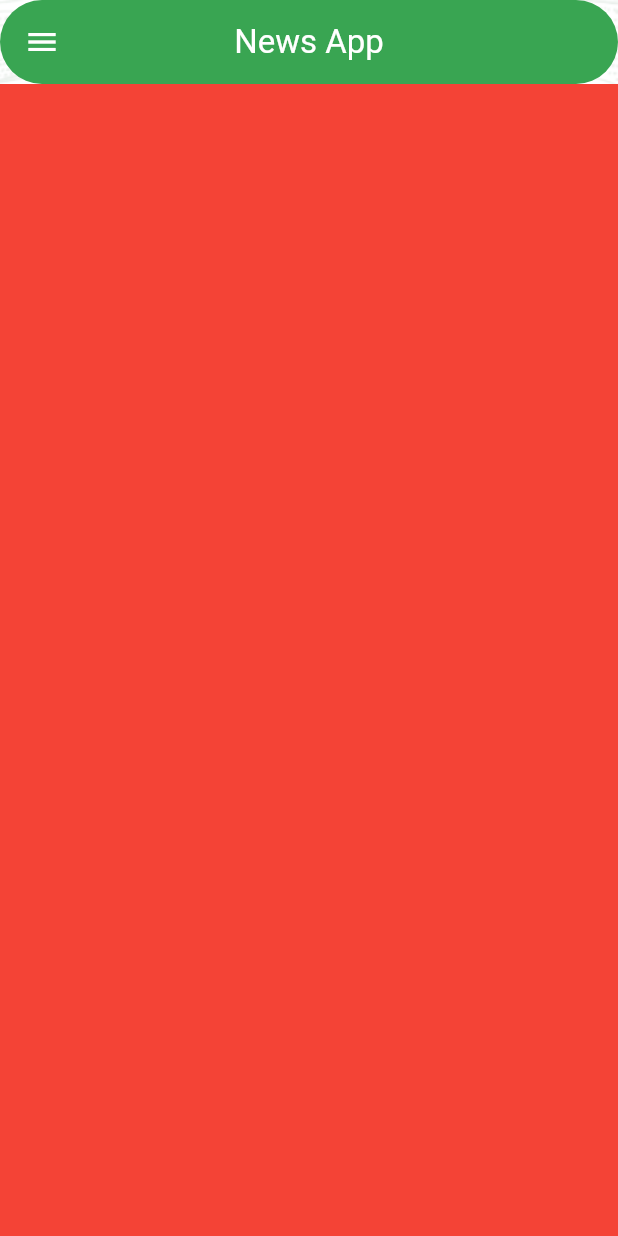
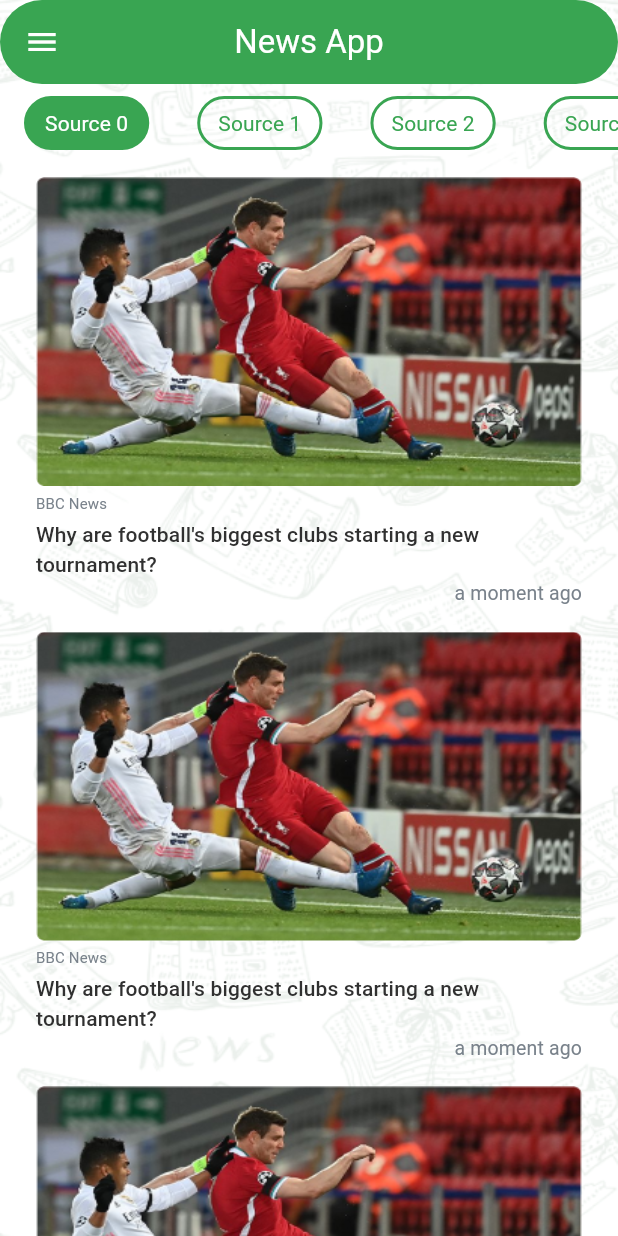
Before and after one commit to omar-route-c11/news-mon-thur, a Flutter app: the screen it shows after launch, after a tap on "Sports", on a phone screen of 412 x 824 dp. Run offline on Flutter 3.47's test engine with Material 3 defaults, Android fonts, the phone set to English and light mode, and no system bars; our stand-ins replace timeago.

Commit message:
Implement category details UI

```diff
--- a/lib/app_theme.dart
+++ b/lib/app_theme.dart
@@ -3,6 +3,7 @@ import 'package:flutter/material.dart';
 class AppTheme {
   static const Color primary = Color(0xFF39A552);
   static const Color navy = Color(0xFF4F5A69);
+  static const Color grey = Color(0xFF79828B);
   static const Color black = Color(0xFF303030);
   static const Color white = Color(0xFFFFFFFF);
 
@@ -31,6 +32,11 @@ class AppTheme {
         fontWeight: FontWeight.bold,
         color: white,
       ),
+      titleSmall: TextStyle(
+        fontSize: 14,
+        fontWeight: FontWeight.w400,
+        color: black,
+      ),
     ),
   );
 }
--- a/lib/category/category_details.dart
+++ b/lib/category/category_details.dart
@@ -1,6 +1,8 @@
 import 'package:flutter/material.dart';
+import 'package:news/news/news_item.dart';
+import 'package:news/tabs/tab_item.dart';
 
-class CategoryDetails extends StatelessWidget {
+class CategoryDetails extends StatefulWidget {
   const CategoryDetails(
     this.categoryId, {
     super.key,
@@ -9,9 +11,42 @@ class CategoryDetails extends StatelessWidget {
   final String categoryId;
 
   @override
+  State<CategoryDetails> createState() => _CategoryDetailsState();
+}
+
+class _CategoryDetailsState extends State<CategoryDetails> {
+  int selectedTabIndex = 0;
+  final sources = List.generate(10, (index) => 'Source $index');
+
+  @override
   Widget build(BuildContext context) {
-    return Container(
-      color: Colors.red,
+    return Column(
+      children: [
+        DefaultTabController(
+          length: sources.length,
+          child: TabBar(
+            isScrollable: true,
+            indicatorColor: Colors.transparent,
+            dividerColor: Colors.transparent,
+            tabAlignment: TabAlignment.start,
+            onTap: (index) => setState(() => selectedTabIndex = index),
+            tabs: sources
+                .map(
+                  (source) => TabItem(
+                    source: source,
+                    isSelected: sources.indexOf(source) == selectedTabIndex,
+                  ),
+                )
+                .toList(),
+          ),
+        ),
+        Expanded(
+          child: ListView.builder(
+            itemBuilder: (_, index) => const NewsItem(),
+            itemCount: 10,
+          ),
+        ),
+      ],
     );
   }
 }
--- /dev/null
+++ b/lib/news/news_item.dart
@@ -0,0 +1,53 @@
+import 'package:flutter/material.dart';
+import 'package:news/app_theme.dart';
+import 'package:timeago/timeago.dart' as timeago;
+
+class NewsItem extends StatelessWidget {
+  const NewsItem({super.key});
+
+  @override
+  Widget build(BuildContext context) {
+    final titleSmallStyle = Theme.of(context).textTheme.titleSmall;
+
+    return Padding(
+      padding: const EdgeInsets.symmetric(vertical: 8, horizontal: 24),
+      child: Column(
+        crossAxisAlignment: CrossAxisAlignment.start,
+        children: [
+          ClipRRect(
+            borderRadius: const BorderRadius.all(Radius.circular(5)),
+            child: Image.asset(
+              'assets/images/news.png',
+              height: MediaQuery.of(context).size.height * 0.25,
+              width: double.infinity,
+              fit: BoxFit.fill,
+            ),
+          ),
+          const SizedBox(height: 4),
+          Text(
+            'BBC News',
+            style: titleSmallStyle?.copyWith(
+              fontSize: 10,
+              color: AppTheme.grey,
+            ),
+          ),
+          const SizedBox(height: 4),
+          Text(
+            "Why are football's biggest clubs starting a new tournament?",
+            style: titleSmallStyle?.copyWith(fontWeight: FontWeight.w500),
+          ),
+          Align(
+            alignment: AlignmentDirectional.topEnd,
+            child: Text(
+              timeago.format(DateTime.now()),
+              style: titleSmallStyle?.copyWith(
+                fontSize: 13,
+                color: AppTheme.grey,
+              ),
+            ),
+          ),
+        ],
+      ),
+    );
+  }
+}
--- /dev/null
+++ b/lib/tabs/tab_item.dart
@@ -0,0 +1,36 @@
+import 'package:flutter/material.dart';
+import 'package:news/app_theme.dart';
+
+class TabItem extends StatelessWidget {
+  const TabItem({
+    super.key,
+    required this.source,
+    required this.isSelected,
+  });
+
+  final String source;
+  final bool isSelected;
+
+  @override
+  Widget build(BuildContext context) {
+    return Container(
+      margin: const EdgeInsets.symmetric(vertical: 8),
+      padding: const EdgeInsets.symmetric(vertical: 6, horizontal: 12),
+      decoration: BoxDecoration(
+        color: isSelected ? AppTheme.primary : Colors.transparent,
+        borderRadius: const BorderRadius.all(Radius.circular(25)),
+        border: Border.all(
+          color: AppTheme.primary,
+          width: 2,
+        ),
+      ),
+      child: Text(
+        source,
+        style: Theme.of(context)
+            .textTheme
+            .titleSmall
+            ?.copyWith(color: isSelected ? AppTheme.white : AppTheme.primary),
+      ),
+    );
+  }
+}
--- a/pubspec.yaml
+++ b/pubspec.yaml
@@ -35,6 +35,7 @@ dependencies:
   # The following adds the Cupertino Icons font to your application.
   # Use with the CupertinoIcons class for iOS style icons.
   cupertino_icons: ^1.0.6
+  timeago: ^3.7.0
 
 dev_dependencies:
   flutter_test:
```
Also changed, not shown: assets/images/news.png (added), pubspec.lock.
